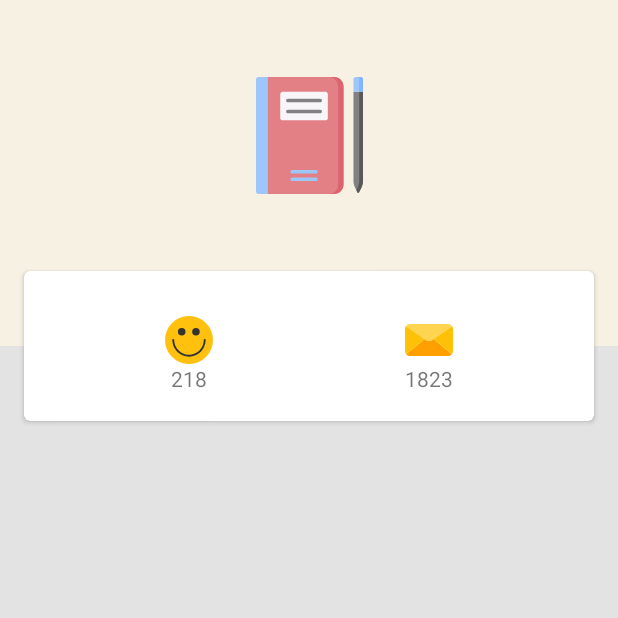
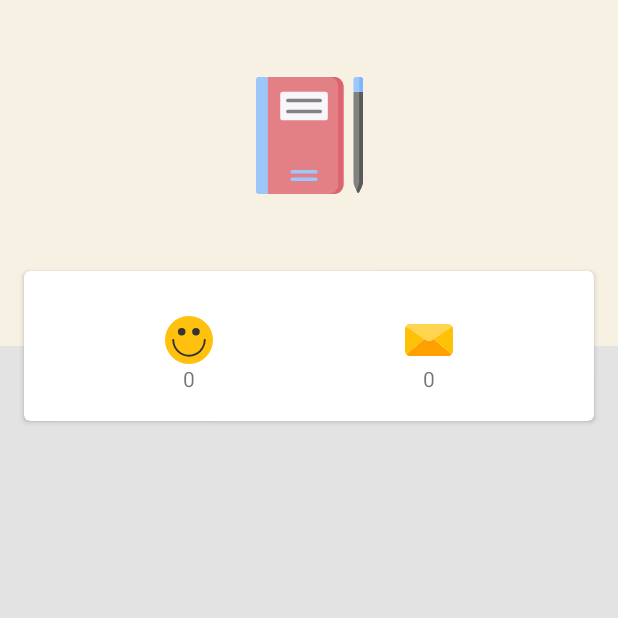
Before and after one commit to daniilbug/LifeIsBetter, an Android app: the ProfileFragment screen opened through its navigation route, on a phone screen of 412 x 824 dp, the top half of it. Run offline under Robolectric (Android 15) with nearby library versions, the phone set to English and light mode, and no system bars; our stand-ins replace Firebase (no records; nobody signed in at launch, a user with empty details on screens opened directly), navigation-ui, paging; 1 statement that could not run was skipped.

Commit message:
add profile

```diff
--- a/app/build.gradle
+++ b/app/build.gradle
@@ -52,6 +52,10 @@ dependencies {
     implementation "org.koin:koin-androidx-viewmodel:$koin_version"
     // Koin AndroidX Fragment features
     implementation "org.koin:koin-androidx-fragment:$koin_version"
+
+    //SwipeRefresh
+    implementation "androidx.swiperefreshlayout:swiperefreshlayout:1.1.0"
+
     implementation project(path: ':data')
     implementation project(path: ':domain')
     implementation project(path: ':auth')
--- a/app/src/main/java/com/github/daniilbug/lifeisbetter/App.kt
+++ b/app/src/main/java/com/github/daniilbug/lifeisbetter/App.kt
@@ -13,11 +13,13 @@ import com.github.daniilbug.firebase_data.FirebaseUserRepository
 import com.github.daniilbug.lifeisbetter.viewmodel.MailView
 import com.github.daniilbug.lifeisbetter.viewmodel.maildetails.MailDetailsViewModel
 import com.github.daniilbug.lifeisbetter.viewmodel.maillist.MailListViewModel
+import com.github.daniilbug.lifeisbetter.viewmodel.profile.ProfileViewModel
 import com.github.daniilbug.lifeisbetter.viewmodel.signin.SignInViewModel
 import com.github.daniilbug.lifeisbetter.viewmodel.signup.SignUpViewModel
 import com.github.daniilbug.lifeisbetter.viewmodel.writemail.WriteMailViewModel
 import kotlinx.coroutines.ExperimentalCoroutinesApi
 import kotlinx.coroutines.FlowPreview
+import org.koin.android.ext.android.get
 import org.koin.android.ext.koin.androidContext
 import org.koin.androidx.viewmodel.dsl.viewModel
 import org.koin.core.context.startKoin
@@ -42,9 +44,10 @@ class App : Application() {
         val interactorModule = module {
             factory { SignInInteractor(get(), get()) }
             factory { SignUpInteractor(get(), get()) }
-            factory { MailListInteractor(get()) }
+            factory { MailListInteractor(get(), get()) }
             factory { WriteMailInteractor(get(), get(), get()) }
             factory { MailDetailsInteractor(get()) }
+            factory { ProfileInteractor(get(), get()) }
         }
 
         val viewModelModule = module {
@@ -53,6 +56,7 @@ class App : Application() {
             viewModel { MailListViewModel(get()) }
             viewModel { WriteMailViewModel(get()) }
             viewModel { (mailView: MailView) -> MailDetailsViewModel(mailView, get()) }
+            viewModel { ProfileViewModel(get()) }
         }
 
         startKoin {
--- a/app/src/main/java/com/github/daniilbug/lifeisbetter/ui/MainActivity.kt
+++ b/app/src/main/java/com/github/daniilbug/lifeisbetter/ui/MainActivity.kt
@@ -5,6 +5,7 @@ import androidx.appcompat.app.AppCompatActivity
 import androidx.core.view.isVisible
 import androidx.navigation.fragment.NavHostFragment
 import androidx.navigation.ui.NavigationUI
+import androidx.navigation.ui.setupWithNavController
 import com.github.daniilbug.lifeisbetter.R
 import kotlinx.android.synthetic.main.activity_main.*
 
@@ -27,6 +28,6 @@ class MainActivity : AppCompatActivity() {
     private fun setUpBottomNavigation() {
         val navHostFragment = supportFragmentManager
             .findFragmentById(R.id.navHostFragment) as? NavHostFragment ?: return
-        NavigationUI.setupWithNavController(mainBottomNavigation, navHostFragment.navController)
+        mainBottomNavigation.setupWithNavController(navHostFragment.navController)
     }
 }
--- a/app/src/main/java/com/github/daniilbug/lifeisbetter/ui/ProfileFragment.kt
+++ b/app/src/main/java/com/github/daniilbug/lifeisbetter/ui/ProfileFragment.kt
@@ -2,15 +2,51 @@ package com.github.daniilbug.lifeisbetter.ui
 
 import android.os.Bundle
 import android.view.View
+import androidx.lifecycle.Observer
+import androidx.navigation.fragment.findNavController
 import com.github.daniilbug.lifeisbetter.R
 import com.github.daniilbug.lifeisbetter.utils.BaseFragment
+import com.github.daniilbug.lifeisbetter.viewmodel.profile.ProfileEvent
+import com.github.daniilbug.lifeisbetter.viewmodel.profile.ProfileState
+import com.github.daniilbug.lifeisbetter.viewmodel.profile.ProfileViewModel
 import kotlinx.android.synthetic.main.fragment_profile.view.*
+import org.koin.androidx.viewmodel.ext.android.viewModel
 
 class ProfileFragment: BaseFragment(R.layout.fragment_profile, needBottomNavigation = true) {
 
+    private val viewModel: ProfileViewModel by viewModel()
+
     override fun onViewCreated(view: View, savedInstanceState: Bundle?) {
         super.onViewCreated(view, savedInstanceState)
-        view.profileGoodMessagesCount.text = "218"
-        view.profileAllMessagesCount.text = "1823"
+        with(view) {
+            profileLogOutButton.setOnClickListener {
+                viewModel.sendEvent(ProfileEvent.LogOut)
+            }
+            profileSwipeRefresh.setColorSchemeResources(R.color.colorOrangeDark, R.color.colorOrangeDark, R.color.colorOrangeDark)
+            profileSwipeRefresh.isRefreshing = true
+            profileSwipeRefresh.setOnRefreshListener { viewModel.sendEvent(ProfileEvent.Refresh) }
+        }
+    }
+
+    override fun onActivityCreated(savedInstanceState: Bundle?) {
+        super.onActivityCreated(savedInstanceState)
+        viewModel.state.observe(viewLifecycleOwner, Observer { state -> setState(state) })
+    }
+
+    private fun setState(state: ProfileState) {
+        when (state) {
+            is ProfileState.LogOut -> logOut()
+            is ProfileState.Statistic -> showStatistic(state.mailsAmount, state.goodMailsAmount)
+        }
+    }
+
+    private fun showStatistic(mailsAmount: Int, goodMailsAmount: Int) = view?.run {
+        profileGoodMessagesCount.text = goodMailsAmount.toString()
+        profileAllMessagesCount.text = mailsAmount.toString()
+        profileSwipeRefresh.isRefreshing = false
+    }
+
+    private fun logOut() {
+        findNavController().navigate(R.id.logOut)
     }
 }
--- /dev/null
+++ b/app/src/main/java/com/github/daniilbug/lifeisbetter/viewmodel/profile/ProfileEvent.kt
@@ -0,0 +1,6 @@
+package com.github.daniilbug.lifeisbetter.viewmodel.profile
+
+sealed class ProfileEvent {
+    object LogOut: ProfileEvent()
+    object Refresh : ProfileEvent()
+}
--- /dev/null
+++ b/app/src/main/java/com/github/daniilbug/lifeisbetter/viewmodel/profile/ProfileState.kt
@@ -0,0 +1,6 @@
+package com.github.daniilbug.lifeisbetter.viewmodel.profile
+
+sealed class ProfileState {
+    object LogOut: ProfileState()
+    class Statistic(val mailsAmount: Int, val goodMailsAmount: Int): ProfileState()
+}
--- /dev/null
+++ b/app/src/main/java/com/github/daniilbug/lifeisbetter/viewmodel/profile/ProfileViewModel.kt
@@ -0,0 +1,40 @@
+package com.github.daniilbug.lifeisbetter.viewmodel.profile
+
+import androidx.lifecycle.LiveData
+import androidx.lifecycle.MutableLiveData
+import androidx.lifecycle.ViewModel
+import androidx.lifecycle.viewModelScope
+import com.github.daniilbug.domain.interactor.ProfileInteractor
+import kotlinx.coroutines.Dispatchers
+import kotlinx.coroutines.launch
+
+class ProfileViewModel(private val profileInteractor: ProfileInteractor): ViewModel() {
+
+    private val mutableState = MutableLiveData<ProfileState>()
+    val state: LiveData<ProfileState> get() = mutableState
+
+    init {
+        loadStatistic()
+    }
+
+    private fun loadStatistic() = viewModelScope.launch(Dispatchers.IO) {
+        val statistic = profileInteractor.getStatistic()
+        mutableState.postValue(ProfileState.Statistic(statistic.mailsAmount, statistic.goodMailsAmount))
+    }
+
+    fun sendEvent(event: ProfileEvent) {
+        when (event) {
+            is ProfileEvent.LogOut -> logOut()
+            is ProfileEvent.Refresh -> loadStatistic()
+        }
+    }
+
+    private fun logOut() = viewModelScope.launch(Dispatchers.IO) {
+        try {
+            profileInteractor.logOut()
+            mutableState.postValue(ProfileState.LogOut)
+        } catch (ex: Exception) {
+
+        }
+    }
+}
--- a/app/src/main/res/layout/activity_main.xml
+++ b/app/src/main/res/layout/activity_main.xml
@@ -17,18 +17,18 @@
         app:layout_constraintLeft_toLeftOf="parent"
         app:layout_constraintRight_toRightOf="parent"
         app:layout_constraintTop_toTopOf="parent"
-        app:navGraph="@navigation/main_navigation" />
+        app:navGraph="@navigation/auth_navigation" />
 
     <com.google.android.material.bottomnavigation.BottomNavigationView
         android:id="@+id/mainBottomNavigation"
         android:layout_width="0dp"
         android:layout_height="wrap_content"
         android:elevation="8dp"
+        app:labelVisibilityMode="unlabeled"
         app:layout_constraintBottom_toBottomOf="parent"
         app:layout_constraintEnd_toEndOf="parent"
         app:layout_constraintStart_toStartOf="parent"
         app:layout_constraintTop_toBottomOf="@id/navHostFragment"
-        app:labelVisibilityMode="unlabeled"
-        app:menu="@menu/main_menu"/>
+        app:menu="@menu/main_menu" />
 
 </androidx.constraintlayout.widget.ConstraintLayout>
--- a/app/src/main/res/layout/fragment_profile.xml
+++ b/app/src/main/res/layout/fragment_profile.xml
@@ -1,7 +1,13 @@
 <?xml version="1.0" encoding="utf-8"?>
-<androidx.constraintlayout.widget.ConstraintLayout xmlns:android="http://schemas.android.com/apk/res/android"
+<androidx.swiperefreshlayout.widget.SwipeRefreshLayout xmlns:android="http://schemas.android.com/apk/res/android"
     xmlns:app="http://schemas.android.com/apk/res-auto"
     xmlns:tools="http://schemas.android.com/tools"
+    android:id="@+id/profileSwipeRefresh"
+    android:layout_width="match_parent"
+    android:layout_height="match_parent"
+    android:backgroundTint="?colorSecondary">
+
+    <androidx.constraintlayout.widget.ConstraintLayout
         android:layout_width="match_parent"
         android:layout_height="match_parent"
         android:clipChildren="false">
@@ -104,3 +110,4 @@
             app:layout_constraintEnd_toEndOf="parent" />
 
     </androidx.constraintlayout.widget.ConstraintLayout>
+</androidx.swiperefreshlayout.widget.SwipeRefreshLayout>
--- a/app/src/main/res/layout/item_loading_mail.xml
+++ b/app/src/main/res/layout/item_loading_mail.xml
@@ -40,5 +40,5 @@
         android:layout_height="wrap_content"
         android:layout_gravity="center"
         android:visibility="gone"
-        app:indicatorColor="?colorSurface" />
+        app:indicatorColor="?colorPrimaryVariant" />
 </FrameLayout>
--- a/app/src/main/res/layout/item_mail.xml
+++ b/app/src/main/res/layout/item_mail.xml
@@ -10,7 +10,7 @@
     android:focusable="true"
     android:clickable="true"
     android:foreground="?selectableItemBackground"
-    app:cardElevation="2dp"
+    app:cardElevation="4dp"
     app:layout_constraintBottom_toBottomOf="parent"
     app:layout_constraintEnd_toEndOf="parent"
     app:layout_constraintStart_toStartOf="parent"
--- /dev/null
+++ b/app/src/main/res/navigation/auth_navigation.xml
@@ -0,0 +1,27 @@
+<?xml version="1.0" encoding="utf-8"?>
+<navigation xmlns:android="http://schemas.android.com/apk/res/android"
+    xmlns:app="http://schemas.android.com/apk/res-auto"
+    xmlns:tools="http://schemas.android.com/tools"
+    android:id="@+id/auth_navigation"
+    app:startDestination="@id/signInFragment">
+    <fragment
+        android:id="@+id/signInFragment"
+        android:name="com.github.daniilbug.lifeisbetter.ui.SignInFragment"
+        tools:layout="@layout/fragment_sign_in"
+        android:label="SignInFragment">
+        <action
+            android:id="@+id/openSignUp"
+            app:destination="@id/signUpFragment" />
+        <action
+            android:id="@+id/signIn"
+            app:popUpTo="@id/signInFragment"
+            app:popUpToInclusive="true"
+            app:destination="@id/main_navigation.xml" />
+    </fragment>
+    <fragment
+        android:id="@+id/signUpFragment"
+        android:name="com.github.daniilbug.lifeisbetter.ui.SignUpFragment"
+        tools:layout="@layout/fragment_sign_up"
+        android:label="SignUpFragment" />
+    <include app:graph="@navigation/main_navigation" />
+</navigation>
--- a/app/src/main/res/navigation/main_navigation.xml
+++ b/app/src/main/res/navigation/main_navigation.xml
@@ -1,7 +1,7 @@
 <?xml version="1.0" encoding="utf-8"?>
 <navigation xmlns:android="http://schemas.android.com/apk/res/android"
     xmlns:app="http://schemas.android.com/apk/res-auto" android:id="@+id/main_navigation.xml"
-    app:startDestination="@id/signInFragment"
+    app:startDestination="@id/messagesListFragment"
     xmlns:tools="http://schemas.android.com/tools">
 
     <fragment
@@ -39,28 +39,13 @@
         <action
             android:id="@+id/openEditing"
             app:destination="@id/editProfileFragment" />
+        <action android:id="@+id/logOut"
+            app:destination="@id/auth_navigation"
+            app:popUpTo="@id/messagesListFragment"
+            app:popUpToInclusive="true"/>
     </fragment>
     <fragment
         android:id="@+id/editProfileFragment"
         android:name="com.github.daniilbug.lifeisbetter.ui.EditProfileFragment"
         android:label="EditProfileFragment" />
-    <fragment
-        android:id="@+id/signInFragment"
-        android:name="com.github.daniilbug.lifeisbetter.ui.SignInFragment"
-        android:label="SignInFragment"
-        tools:layout="@layout/fragment_sign_in">
-        <action
-            android:id="@+id/signIn"
-            app:popUpTo="@id/signInFragment"
-            app:popUpToInclusive="true"
-            app:destination="@id/messagesListFragment" />
-        <action
-            android:id="@+id/openSignUp"
-            app:destination="@id/signUpFragment" />
-    </fragment>
-    <fragment
-        android:id="@+id/signUpFragment"
-        android:name="com.github.daniilbug.lifeisbetter.ui.SignUpFragment"
-        android:label="SignUpFragment"
-        tools:layout="@layout/fragment_sign_up"/>
 </navigation>
--- a/data/src/main/java/com/github/daniilbug/data/MailsRepository.kt
+++ b/data/src/main/java/com/github/daniilbug/data/MailsRepository.kt
@@ -5,7 +5,8 @@ import kotlinx.coroutines.flow.Flow
 interface MailsRepository {
     suspend fun sendMail(mail: Mail)
     suspend fun updateMailFeedback(mailId: String, feedback: Int)
-    suspend fun getMyMails(page: Any?, pageSize: Int): MailsResult
+    suspend fun getMyMails(userId: String, page: Any?, pageSize: Int): MailsResult
+    suspend fun getMyMailsStatistic(userId: String): MailsStatistic
 
     fun getMailById(mailId: String): Flow<Mail>
 }
--- /dev/null
+++ b/data/src/main/java/com/github/daniilbug/data/MailsStatistic.kt
@@ -0,0 +1,6 @@
+package com.github.daniilbug.data
+
+data class MailsStatistic(
+    val mailsAmount: Int,
+    val goodMailsAmount: Int
+)
--- /dev/null
+++ b/domain/src/main/java/com/github/daniilbug/domain/interactor/ProfileInteractor.kt
@@ -0,0 +1,21 @@
+package com.github.daniilbug.domain.interactor
+
+import com.github.daniilbug.auth.UserSessionProvider
+import com.github.daniilbug.auth.exceptions.UserIsNotAuthorizedException
+import com.github.daniilbug.data.MailsRepository
+import com.github.daniilbug.data.MailsStatistic
+
+class ProfileInteractor(
+    private val mailsRepository: MailsRepository,
+    userSessionProvider: UserSessionProvider
+) {
+    private val session = userSessionProvider.getUserSession() ?: throw UserIsNotAuthorizedException()
+
+    suspend fun logOut() {
+        session.logOut()
+    }
+
+    suspend fun getStatistic(): MailsStatistic {
+         return mailsRepository.getMyMailsStatistic(session.userId)
+    }
+}
--- a/firebase_data/src/main/java/com/github/daniilbug/firebase_data/FirebaseMailRepository.kt
+++ b/firebase_data/src/main/java/com/github/daniilbug/firebase_data/FirebaseMailRepository.kt
@@ -1,9 +1,6 @@
 package com.github.daniilbug.firebase_data
 
-import com.github.daniilbug.data.BlankMailException
-import com.github.daniilbug.data.Mail
-import com.github.daniilbug.data.MailsRepository
-import com.github.daniilbug.data.MailsResult
+import com.github.daniilbug.data.*
 import com.google.firebase.firestore.ktx.firestore
 import com.google.firebase.ktx.Firebase
 import kotlinx.coroutines.ExperimentalCoroutinesApi
@@ -14,9 +11,9 @@ import kotlinx.coroutines.flow.map
 class FirebaseMailRepository : MailsRepository {
     private val mailsDb = Firebase.firestore.collection("mails")
 
-    override suspend fun getMyMails(page: Any?, pageSize: Int): MailsResult {
+    override suspend fun getMyMails(userId: String, page: Any?, pageSize: Int): MailsResult {
         if (page is Long?) {
-            return getMails(page, pageSize)
+            return getMails(userId, page, pageSize)
         }
         error("page must be Long or null for ${FirebaseMailRepository::class.simpleName}")
     }
@@ -30,12 +27,20 @@ class FirebaseMailRepository : MailsRepository {
         mailsDb.document(mailId).updateValue("feedback", feedback)
     }
 
+    override suspend fun getMyMailsStatistic(userId: String): MailsStatistic {
+        val myMails = mailsDb.whereEqualTo("senderId", userId)
+            .loadList<FirebaseMail>()
+        val goodAmount = myMails.count { mail -> mail.feedback == 2 }
+        return MailsStatistic(myMails.size, goodAmount)
+    }
+
     override fun getMailById(mailId: String): Flow<Mail> {
         return mailsDb.document(mailId).flow<FirebaseMail>().map { fbMail -> fbMail.toMail() }
     }
 
-    private suspend fun getMails(pageId: Long?, pageSize: Int): MailsResult {
-        val fbMails = mailsDb.orderBy("date")
+    private suspend fun getMails(userId: String, pageId: Long?, pageSize: Int): MailsResult {
+        val fbMails = mailsDb.whereEqualTo("receiverId", userId)
+            .orderBy("date")
             .limit(pageSize.toLong())
             .startAfter(pageId)
             .loadList<FirebaseMail>()
```
Also changed, not shown: app/src/main/res/layout/fragment_messages_list.xml (+8 -2 lines), domain/src/main/java/com/github/daniilbug/domain/interactor/MailListInteractor.kt (+5 -2 lines). Lines whose indentation alone changed are shown as unchanged.
